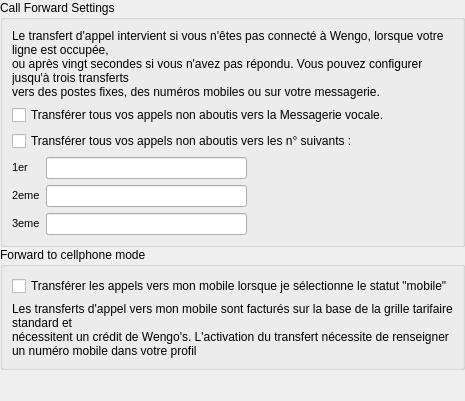
This is wengophone/src/presentation/qt/config/CallForwardSettings.ui in tkrotoff/WengoPhone as Qt 5 draws it before an edit. The edited form follows.
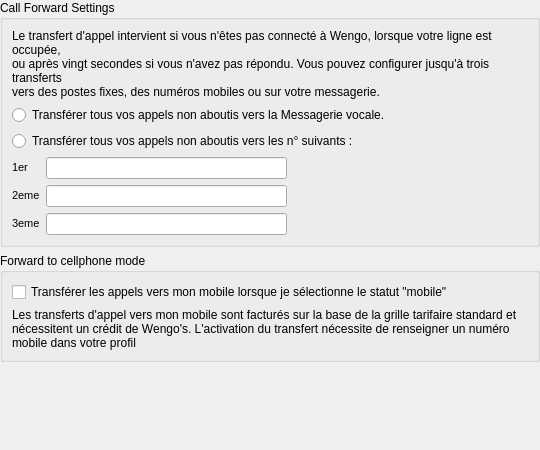
This is the edited form.

Commit message: change checkbox into radio button in the call forward config panel

```diff
--- a/wengophone/src/presentation/qt/config/CallForwardSettings.ui
+++ b/wengophone/src/presentation/qt/config/CallForwardSettings.ui
@@ -8,8 +8,8 @@
    <rect>
     <x>0</x>
     <y>0</y>
-    <width>414</width>
-    <height>401</height>
+    <width>540</width>
+    <height>450</height>
    </rect>
   </property>
   <layout class="QGridLayout" >
@@ -17,41 +17,8 @@
     <number>0</number>
    </property>
    <property name="spacing" >
-    <number>0</number>
+    <number>6</number>
    </property>
-   <item row="1" column="0" >
-    <widget class="QGroupBox" name="groupBox" >
-     <property name="title" >
-      <string>Forward to cellphone mode</string>
-     </property>
-     <layout class="QGridLayout" >
-      <property name="margin" >
-       <number>9</number>
-      </property>
-      <property name="spacing" >
-       <number>6</number>
-      </property>
-      <item row="1" column="0" >
-       <widget class="QLabel" name="label" >
-        <property name="text" >
-         <string>Les transferts d'appel vers mon mobile sont facturés sur la base de la grille tarifaire standard et 
-nécessitent un crédit de Wengo's. L'activation du transfert nécessite de renseigner un numéro mobile dans votre profil</string>
-        </property>
-        <property name="wordWrap" >
-         <bool>true</bool>
-        </property>
-       </widget>
-      </item>
-      <item row="0" column="0" >
-       <widget class="QCheckBox" name="forwardCallMobilCheckBox" >
-        <property name="text" >
-         <string>Transférer les appels vers mon mobile lorsque je sélectionne le statut "mobile"</string>
-        </property>
-       </widget>
-      </item>
-     </layout>
-    </widget>
-   </item>
    <item row="0" column="0" >
     <widget class="QGroupBox" name="groupBox" >
      <property name="title" >
@@ -64,15 +31,17 @@
       <property name="spacing" >
        <number>6</number>
       </property>
-      <item row="0" column="0" colspan="2" >
-       <widget class="QLabel" name="label" >
+      <item row="2" column="0" >
+       <widget class="QRadioButton" name="forwardToNumberRadioButton" >
         <property name="text" >
-         <string>Le transfert d'appel intervient si vous n'êtes pas connecté à Wengo, lorsque votre ligne est occupée, 
-ou après vingt secondes si vous n'avez pas répondu. Vous pouvez configurer jusqu'à trois transferts 
-vers des postes fixes, des numéros mobiles ou sur votre messagerie.</string>
+         <string>Transférer tous vos appels non aboutis vers les n° suivants :</string>
         </property>
-        <property name="wordWrap" >
-         <bool>true</bool>
+       </widget>
+      </item>
+      <item row="1" column="0" >
+       <widget class="QRadioButton" name="forwardToVoiceMailRadioButton" >
+        <property name="text" >
+         <string>Transférer tous vos appels non aboutis vers la Messagerie vocale. </string>
         </property>
        </widget>
       </item>
@@ -129,17 +98,15 @@
         </item>
        </layout>
       </item>
-      <item row="1" column="0" >
-       <widget class="QCheckBox" name="forwardCallCheckBox" >
+      <item row="0" column="0" >
+       <widget class="QLabel" name="label" >
         <property name="text" >
-         <string>Transférer tous vos appels non aboutis vers la Messagerie vocale. </string>
+         <string>Le transfert d'appel intervient si vous n'êtes pas connecté à Wengo, lorsque votre ligne est occupée, 
+ou après vingt secondes si vous n'avez pas répondu. Vous pouvez configurer jusqu'à trois transferts 
+vers des postes fixes, des numéros mobiles ou sur votre messagerie.</string>
         </property>
-       </widget>
-      </item>
-      <item row="2" column="0" >
-       <widget class="QCheckBox" name="forwardAllCallCheckBox" >
-        <property name="text" >
-         <string>Transférer tous vos appels non aboutis vers les n° suivants :</string>
+        <property name="wordWrap" >
+         <bool>true</bool>
         </property>
        </widget>
       </item>
@@ -159,6 +126,39 @@
      </property>
     </spacer>
    </item>
+   <item row="1" column="0" >
+    <widget class="QGroupBox" name="groupBox" >
+     <property name="title" >
+      <string>Forward to cellphone mode</string>
+     </property>
+     <layout class="QGridLayout" >
+      <property name="margin" >
+       <number>9</number>
+      </property>
+      <property name="spacing" >
+       <number>6</number>
+      </property>
+      <item row="1" column="0" >
+       <widget class="QLabel" name="label" >
+        <property name="text" >
+         <string>Les transferts d'appel vers mon mobile sont facturés sur la base de la grille tarifaire standard et 
+nécessitent un crédit de Wengo's. L'activation du transfert nécessite de renseigner un numéro mobile dans votre profil</string>
+        </property>
+        <property name="wordWrap" >
+         <bool>true</bool>
+        </property>
+       </widget>
+      </item>
+      <item row="0" column="0" >
+       <widget class="QCheckBox" name="forwardCallMobilCheckBox" >
+        <property name="text" >
+         <string>Transférer les appels vers mon mobile lorsque je sélectionne le statut "mobile"</string>
+        </property>
+       </widget>
+      </item>
+     </layout>
+    </widget>
+   </item>
   </layout>
  </widget>
  <pixmapfunction></pixmapfunction>
```
Left out of the diff: 2 changed lines with no effect on the pictures. The commit also changes 1 other file.
